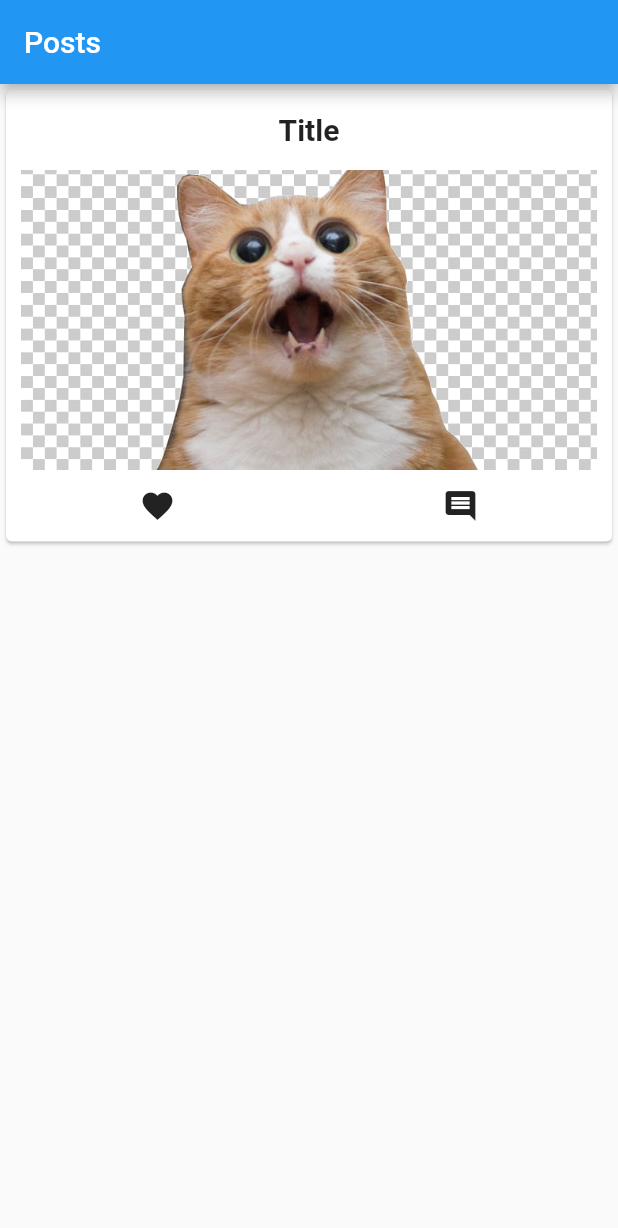
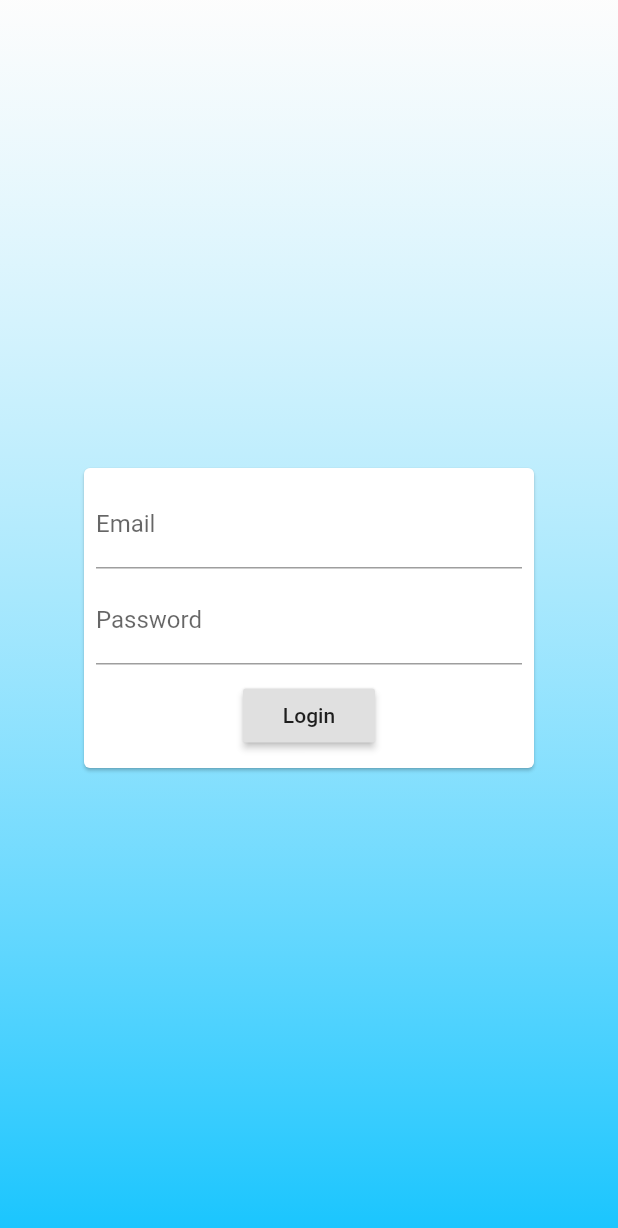
Before and after one commit to arcediazadrian/flutter_interact_provider, a Flutter app: the screen it shows after launch, on a phone screen of 412 x 824 dp. Shown: the top 1228 px of the screen. Run offline on Flutter 3.47's test engine with Material 2 defaults, Android fonts, the phone set to English and light mode, and no system bars; our stand-ins replace image_picker; accounts and stored records are empty.

Commit message:
Mostly done

```diff
--- a/lib/main.dart
+++ b/lib/main.dart
@@ -1,23 +1,41 @@
 import 'package:flutter/material.dart';
 import 'package:provider/provider.dart';
 
-import './pantallas/posts.dart';
+import './pantallas/pantalla_login.dart';
+import './pantallas/pantalla_posts.dart';
 import './providers/posts.dart' as PostsProvider;
+import './providers/auth.dart' as AuthProvider;
 
 void main() => runApp(MyApp());
 
 class MyApp extends StatelessWidget {
   @override
   Widget build(BuildContext context) {
-    return ChangeNotifierProvider.value(
-      value: PostsProvider.Posts(),
-      child: MaterialApp(
-        debugShowCheckedModeBanner: false,
-        title: 'Utilizando Provider!',
-        theme: ThemeData(
-          primarySwatch: Colors.blue,
+    return MultiProvider(
+      providers: [
+        ChangeNotifierProvider(
+          create: (ctx) => AuthProvider.Auth(),
         ),
-        home: Posts(),
+        // ChangeNotifierProvider.value(
+        //   value: PostsProvider.Posts(),
+        // ),
+        ChangeNotifierProxyProvider<AuthProvider.Auth, PostsProvider.Posts>(
+            create: (ctx) => PostsProvider.Posts(),
+            update: (ctx, authProvider, anteriorPosts) {
+              if (authProvider.estaAutenticado) {
+                anteriorPosts.setUsuario = authProvider.usuarioActual.avatar;
+              }
+              return anteriorPosts;
+            }),
+      ],
+      child: Consumer<AuthProvider.Auth>(
+        builder: (ctx, auth, child) => MaterialApp(
+            debugShowCheckedModeBanner: false,
+            title: 'Utilizando Provider!',
+            theme: ThemeData(
+              primarySwatch: Colors.blue,
+            ),
+            home: auth.estaAutenticado ? PantallaPosts() : PantallaLogin()),
       ),
     );
   }
--- /dev/null
+++ b/lib/models/usuario.dart
@@ -0,0 +1,9 @@
+class Usuario {
+  final int id;
+  final String email;
+  final String password;
+  final String nombre;
+  final String avatar;
+
+  Usuario({this.id, this.email, this.password, this.nombre, this.avatar});
+}
--- /dev/null
+++ b/lib/pantallas/pantalla_login.dart
@@ -0,0 +1,65 @@
+import 'package:flutter/material.dart';
+import 'package:flutter_interact_provider/providers/auth.dart';
+import 'package:provider/provider.dart';
+
+class PantallaLogin extends StatefulWidget {
+  @override
+  _PantallaLoginState createState() => _PantallaLoginState();
+}
+
+class _PantallaLoginState extends State<PantallaLogin> {
+  final _emailController = TextEditingController();
+  final _passwordController = TextEditingController();
+
+  @override
+  Widget build(BuildContext context) {
+    return Scaffold(
+      body: Container(
+        decoration: BoxDecoration(
+          gradient: LinearGradient(
+            colors: [
+              Color.fromRGBO(255, 255, 255, 1).withOpacity(0.5),
+              Color.fromRGBO(0, 191, 255, 1).withOpacity(0.9),
+            ],
+            begin: Alignment.topCenter,
+            end: Alignment.bottomCenter,
+            stops: [0, 1],
+          ),
+        ),
+        child: Center(
+          child: Card(
+            child: Container(
+              height: 200,
+              width: 300,
+              padding: EdgeInsets.all(8),
+              child: Column(
+                crossAxisAlignment: CrossAxisAlignment.center,
+                children: <Widget>[
+                  TextField(
+                    controller: _emailController,
+                    decoration: InputDecoration(labelText: 'Email'),
+                  ),
+                  SizedBox(
+                    height: 5,
+                  ),
+                  TextField(
+                    controller: _passwordController,
+                    decoration: InputDecoration(labelText: 'Password'),
+                  ),
+                  SizedBox(
+                    height: 10,
+                  ),
+                  RaisedButton(
+                    child: Text('Login'),
+                    onPressed: () => Provider.of<Auth>(context).autenticar(
+                        _emailController.text, _passwordController.text),
+                  )
+                ],
+              ),
+            ),
+          ),
+        ),
+      ),
+    );
+  }
+}
--- a/lib/pantallas/posts.dart
+++ /dev/null
@@ -1,44 +0,0 @@
-import 'package:flutter/material.dart';
-import 'package:provider/provider.dart';
-
-import '../providers/posts.dart' as PostProvider;
-
-class Posts extends StatelessWidget {
-  @override
-  Widget build(BuildContext context) {
-    final postsData = Provider.of<PostProvider.Posts>(context);
-    return Scaffold(
-      appBar: AppBar(
-        title: Text('Posts'),
-      ),
-      body: ListView(
-        children: postsData.posts
-            .map(
-              (post) => Card(
-                child: Column(
-                  mainAxisSize: MainAxisSize.min,
-                  children: <Widget>[
-                    Padding(padding: EdgeInsets.all(15), child: Text('Title', style: TextStyle(fontSize: 20, fontWeight: FontWeight.bold),),),
-                    Container(width: double.infinity, height: 200, padding: EdgeInsets.symmetric(vertical: 0, horizontal: 10), child: Image.asset('assets/images/cat.jpg', width: double.infinity, fit: BoxFit.cover,),),
-                    Row(
-                      mainAxisAlignment: MainAxisAlignment.spaceAround,
-                      children: <Widget>[
-                        IconButton(
-                          icon: Icon(Icons.favorite),
-                          onPressed: () {},
-                        ),
-                        IconButton(
-                          icon: Icon(Icons.comment),
-                          onPressed: () {},
-                        )
-                      ],
-                    )
-                  ],
-                ),
-              ),
-            )
-            .toList(),
-      ),
-    );
-  }
-}
--- /dev/null
+++ b/lib/providers/auth.dart
@@ -0,0 +1,37 @@
+import 'dart:convert';
+
+import 'package:flutter/material.dart';
+import 'package:http/http.dart' as http;
+
+import '../models/usuario.dart';
+
+class Auth with ChangeNotifier {
+  Usuario _usuarioActual;
+
+  Usuario get usuarioActual {
+    return _usuarioActual;
+  }
+
+  bool get estaAutenticado {
+    return _usuarioActual != null;
+  }
+
+  Future<void> autenticar(String email, String password) async {
+    final respuesta = await http.get(
+        'http://my-json-server.typicode.com/arcediazadrian/flutter_interact_fake_server/users');
+    final listaUsuarios = json.decode(respuesta.body) as List<dynamic>;
+
+    Map<String, dynamic> usuarioExistente =
+        listaUsuarios.firstWhere((u) => u['email'] == email && u['password'] == password);
+    if (usuarioExistente != null) {
+      _usuarioActual = Usuario(
+        id: usuarioExistente['id'],
+        email: usuarioExistente['email'],
+        password: usuarioExistente['password'],
+        nombre: usuarioExistente['nombre'],
+        avatar: usuarioExistente['avatar'],
+      );
+    }
+    notifyListeners();
+  }
+}
--- a/lib/providers/post.dart
+++ b/lib/providers/post.dart
@@ -2,13 +2,16 @@ import 'package:flutter/foundation.dart';
 
 class Post with ChangeNotifier {
   final String id;
+  final String usuario;
   final String titulo;
   final String imagen;
-  bool liked;
+  final bool subidaPorUsuario;
+  bool meGusta;
 
-  Post({this.id, this.titulo, this.imagen});
+  Post({@required this.id, @required this.usuario, @required this.titulo, @required this.imagen, this.meGusta = false, this.subidaPorUsuario = false});
 
-  void toggleLike() {
-    liked = !liked;
+  void toggleMeGusta() {
+    meGusta = !meGusta;
+    notifyListeners();
   }
 }
--- a/lib/providers/posts.dart
+++ b/lib/providers/posts.dart
@@ -1,13 +1,55 @@
+import 'dart:io';
+
 import 'package:flutter/foundation.dart';
 import './post.dart';
 
-
 class Posts with ChangeNotifier {
   List<Post> _posts = [
-    Post(id: 'p1', titulo: 'Amo los gatos', imagen: 'assets/images/cat.jpg')
+    Post(
+      id: 'p1',
+      usuario: 'assets/images/avatar1.jpg',
+      titulo: 'Amo los gatos!',
+      imagen: 'assets/images/cat2.jpeg',
+    ),
+    Post(
+      id: 'p2',
+      usuario: 'assets/images/avatar2.png',
+      titulo: 'Momazo xD',
+      imagen: 'assets/images/meme.jpeg',
+    ),
+    Post(
+      id: 'p3',
+      usuario: 'assets/images/avatar4.jpeg',
+      titulo: 'Hermosa bolivia <3',
+      imagen: 'assets/images/bolivia.jpeg',
+    ),
   ];
+
+  String _usuarioActual;
+
+  set setUsuario(String usuario) {
+    _usuarioActual = usuario;
+  }
 
   List<Post> get posts {
     return [..._posts];
   }
+
+  void anadirPost(String titulo, File imagen) {
+    _posts.add(
+      Post(
+        id: DateTime.now().toString(),
+        titulo: titulo,
+        imagen: imagen.path,
+        usuario: _usuarioActual,
+        subidaPorUsuario: true,
+      ),
+    );
+    notifyListeners();
+  }
+
+  void removePost(String id) {
+    _posts.removeWhere((post) => post.id == id);
+    notifyListeners();
+  }
 }
```
Also changed, not shown: lib/pantallas/pantalla_crear_post.dart (added, +95 -0 lines), lib/pantallas/pantalla_posts.dart (added, +32 -0 lines), lib/widget/post_item.dart (added, +121 -0 lines), pubspec.yaml (+9 -0 lines), assets/images/avatar1.jpg (added), assets/images/avatar2.png (added), assets/images/avatar3.png (added), assets/images/avatar4.jpeg (added), assets/images/bolivia.jpeg (added), assets/images/cat2.jpeg (added), assets/images/meme.jpeg (added), pubspec.lock.
